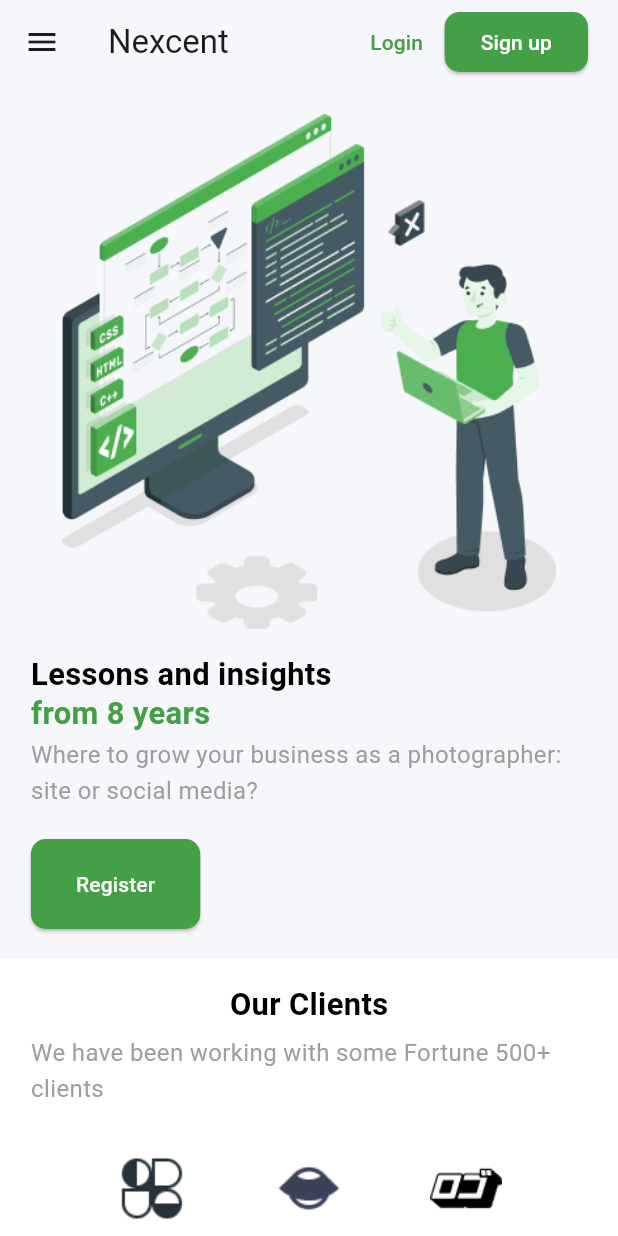
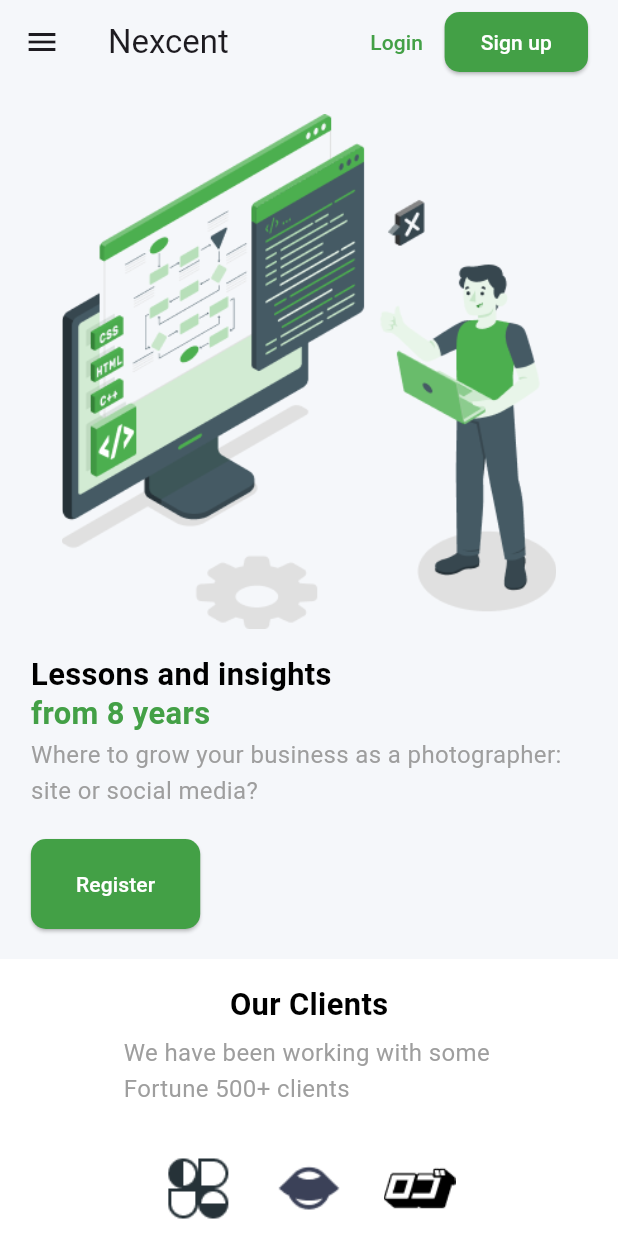
Before and after one commit to JigarPrajapati-21/flutter_web_practice_nexcent, a Flutter app: the screen it shows after launch, on a phone screen of 412 x 824 dp. Run offline on Flutter 3.47's test engine with Material 3 defaults, Android fonts, the phone set to English and light mode, and no system bars; our stand-ins replace responsive_builder.

Commit message:
commit , reduse card width and spacing   ,

```diff
--- a/lib/pages/home/Container_2/mobile_container_2.dart
+++ b/lib/pages/home/Container_2/mobile_container_2.dart
@@ -10,7 +10,7 @@ class MobileContainer2 extends StatelessWidget {
       color: Colors.white,
       width: double.infinity,
       // padding: EdgeInsets.all(10),
-      padding: EdgeInsets.symmetric(horizontal: width! / 20, vertical: 20),
+      padding: EdgeInsets.symmetric(horizontal: width! / 5, vertical: 20),
       child: Column(
         mainAxisAlignment: MainAxisAlignment.center,
         children: [
--- a/lib/pages/home/Container_4/desktop_container_4.dart
+++ b/lib/pages/home/Container_4/desktop_container_4.dart
@@ -11,7 +11,8 @@ class DesktopContainer4 extends StatelessWidget {
     return Container(
       width: double.infinity,
       color: Colors.white,
-      padding: EdgeInsets.symmetric(horizontal: width! / 20, vertical: 60),
+      // padding: EdgeInsets.symmetric(horizontal: width! / 20, vertical: 60),
+      padding: EdgeInsets.symmetric(horizontal: width! / 5, vertical: 60),
       child: Row(
         mainAxisAlignment: MainAxisAlignment.center,
         children: [
```
